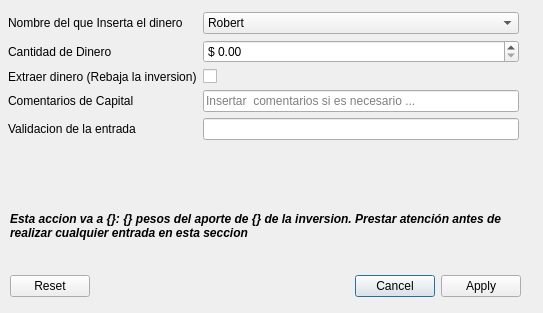
rlothbrock/PyJournal, file UI/capital_form.ui: the form before one commit.
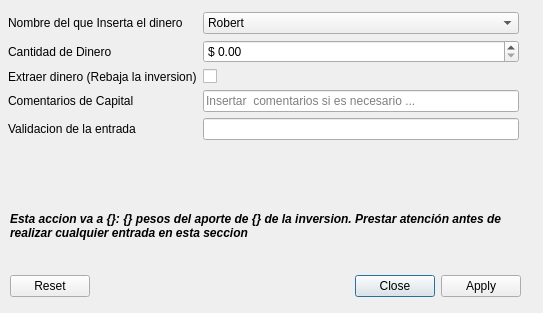
The form after the commit. Icons and pictures are not drawn.

```diff
--- a/UI/capital_form.ui
+++ b/UI/capital_form.ui
@@ -36,7 +36,7 @@
     <enum>Qt::Horizontal</enum>
    </property>
    <property name="standardButtons">
-    <set>QDialogButtonBox::Apply|QDialogButtonBox::Cancel|QDialogButtonBox::Reset</set>
+    <set>QDialogButtonBox::Apply|QDialogButtonBox::Close|QDialogButtonBox::Reset</set>
    </property>
   </widget>
   <widget class="QWidget" name="formLayoutWidget_2">
```
